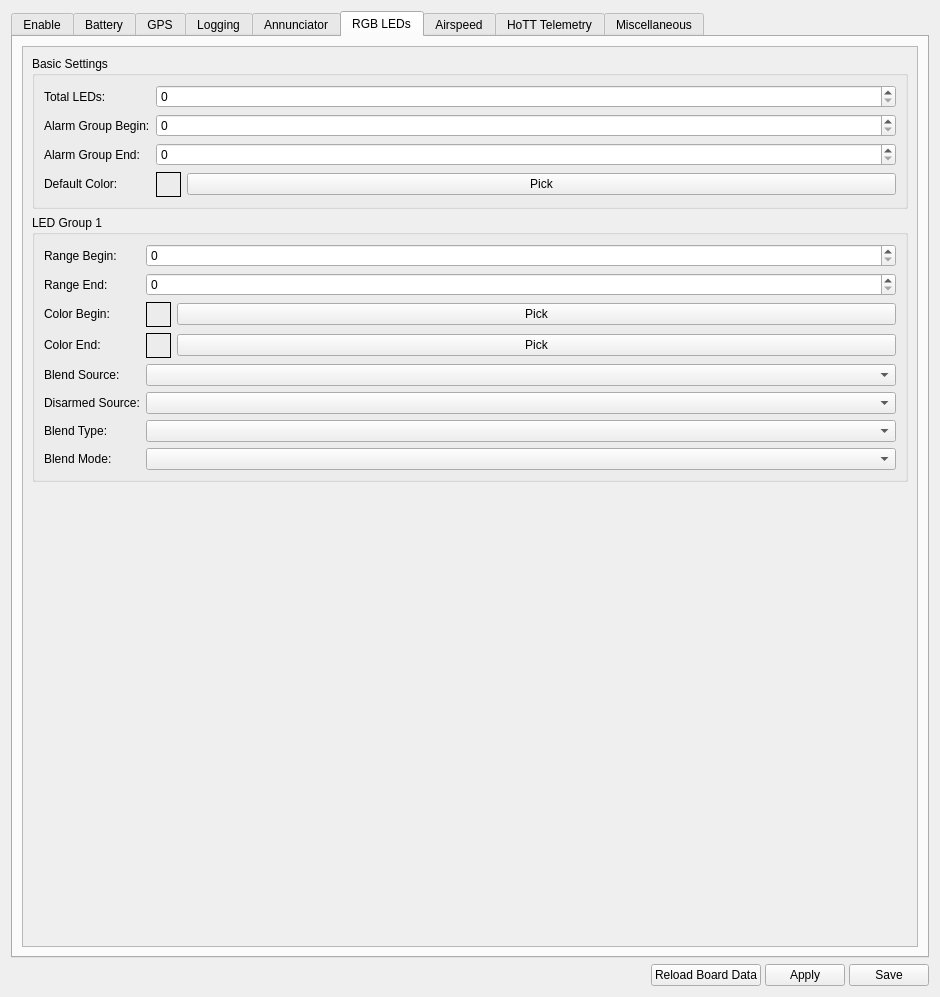
Old version of the form ground/gcs/src/plugins/config/modules.ui in the repository d-ronin/dRonin.
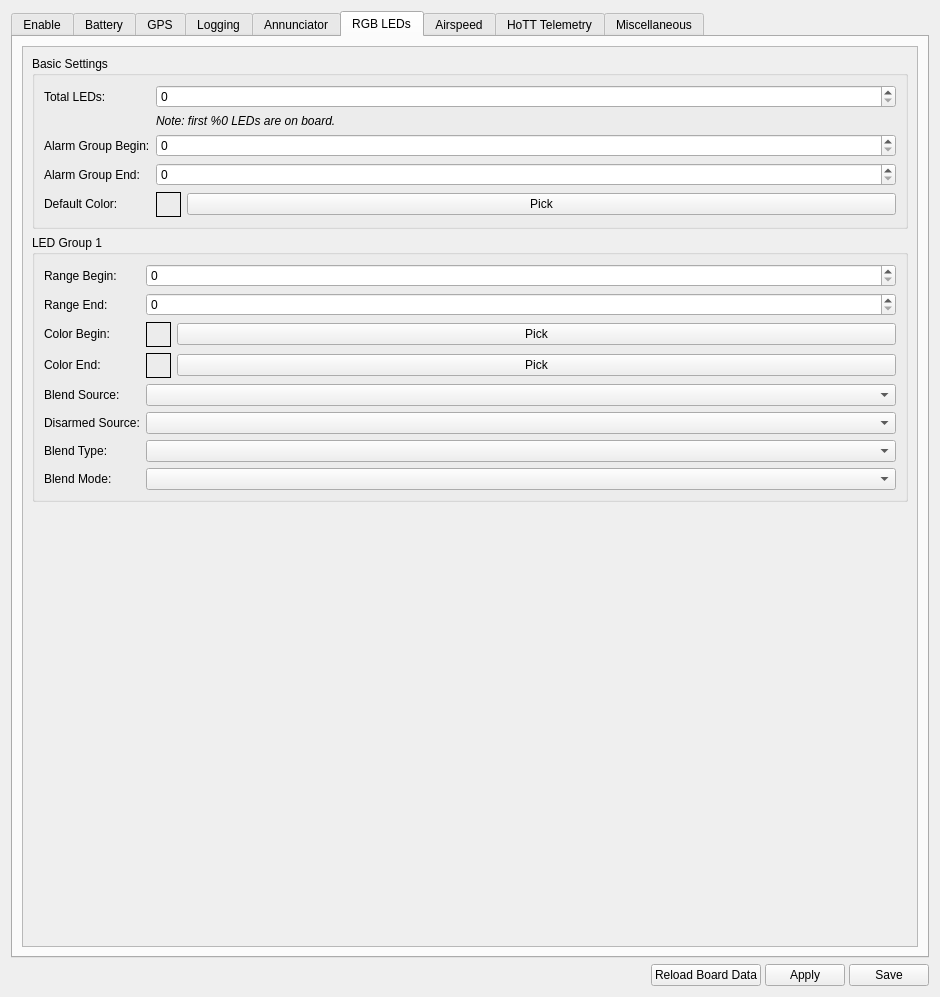
New version of the form. The open tabs and pages were chosen to show the change. Icons and pictures are not drawn. Custom widgets are drawn as their Qt base class.

Commit message: GCS:Modules: Show a hint about RGB LEDs on the board

The edit to the form file:
```diff
--- a/ground/gcs/src/plugins/config/modules.ui
+++ b/ground/gcs/src/plugins/config/modules.ui
@@ -1924,21 +1924,21 @@
                 </property>
                </widget>
               </item>
-              <item row="1" column="0">
+              <item row="2" column="0">
                <widget class="QLabel" name="label_15">
                 <property name="text">
                  <string>Alarm Group Begin:</string>
                 </property>
                </widget>
               </item>
-              <item row="2" column="0">
+              <item row="3" column="0">
                <widget class="QLabel" name="label_17">
                 <property name="text">
                  <string>Alarm Group End:</string>
                 </property>
                </widget>
               </item>
-              <item row="1" column="1">
+              <item row="2" column="1">
                <widget class="QSpinBox" name="sbLEDAlarmsBegin">
                 <property name="objrelation" stdset="0">
                  <stringlist notr="true">
@@ -1949,7 +1949,7 @@
                 </property>
                </widget>
               </item>
-              <item row="2" column="1">
+              <item row="3" column="1">
                <widget class="QSpinBox" name="sbLEDAlarmsEnd">
                 <property name="objrelation" stdset="0">
                  <stringlist notr="true">
@@ -1960,14 +1960,14 @@
                 </property>
                </widget>
               </item>
-              <item row="3" column="0">
+              <item row="4" column="0">
                <widget class="QLabel" name="label_27">
                 <property name="text">
                  <string>Default Color:</string>
                 </property>
                </widget>
               </item>
-              <item row="3" column="1">
+              <item row="4" column="1">
                <layout class="QHBoxLayout" name="horizontalLayout_22">
                 <item>
                  <widget class="QLabel" name="lblLEDDefaultColor">
@@ -2003,6 +2003,18 @@
                 </item>
                </layout>
               </item>
+              <item row="1" column="1">
+               <widget class="QLabel" name="lblOnBoardLeds">
+                <property name="font">
+                 <font>
+                  <italic>true</italic>
+                 </font>
+                </property>
+                <property name="text">
+                 <string>Note: first %0 LEDs are on board.</string>
+                </property>
+               </widget>
+              </item>
              </layout>
             </widget>
            </item>
```
The commit also changes 3 other files.
